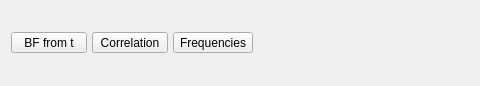
The window that JASP-Desktop/ribbons/ribbonsummarystatistics.ui (jasp-stats/jasp-desktop) describes before a commit, drawn with Qt 5; both pictures show x 0 to 480 and y 0 to 86 of the 840 by 86 pixel window.
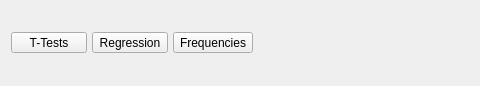
The same window after the commit. Icons and pictures are not drawn. Custom widgets are drawn as their Qt base class.

Commit message: ribbon name change

```diff
--- a/JASP-Desktop/ribbons/ribbonsummarystatistics.ui
+++ b/JASP-Desktop/ribbons/ribbonsummarystatistics.ui
@@ -152,7 +152,7 @@
             </size>
            </property>
            <property name="text">
-            <string>Correlation</string>
+            <string>Regression</string>
            </property>
            <property name="icon">
             <iconset resource="../resources/icons.qrc">
@@ -181,7 +181,7 @@
             </size>
            </property>
            <property name="text">
-            <string>BF from t</string>
+            <string>T-Tests</string>
            </property>
            <property name="icon">
             <iconset resource="../resources/icons.qrc">
```
The commit also changes 1 other file.
